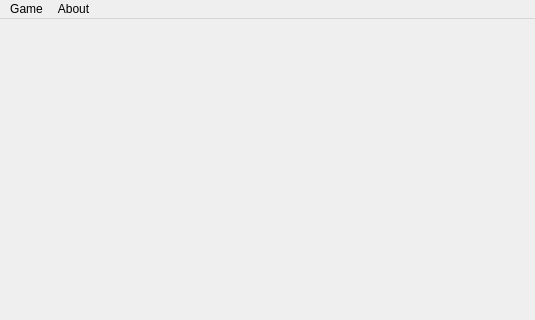
Before: the Qt Designer form src/UserInterface/UserInterface.ui in theodor96/fighting-cars, drawn with Qt 5; both pictures show x 0 to 535 and y 0 to 320 of the 650 by 650 pixel window.
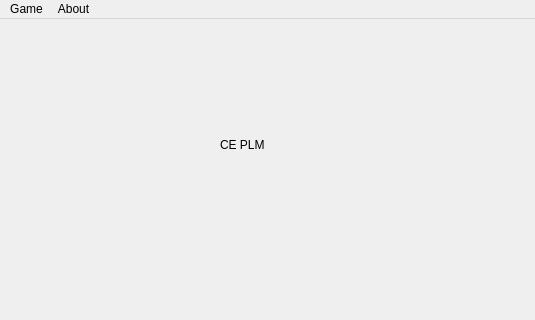
After: the same form once the commit is applied. Icons and pictures are not drawn.

```diff
--- a/src/UserInterface/UserInterface.ui
+++ b/src/UserInterface/UserInterface.ui
@@ -13,7 +13,21 @@
   <property name="windowTitle">
    <string>FightingCars</string>
   </property>
-  <widget class="QWidget" name="mWidget"/>
+  <widget class="QWidget" name="mWidget">
+   <widget class="QLabel" name="label">
+    <property name="geometry">
+     <rect>
+      <x>220</x>
+      <y>100</y>
+      <width>151</width>
+      <height>51</height>
+     </rect>
+    </property>
+    <property name="text">
+     <string>CE PLM</string>
+    </property>
+   </widget>
+  </widget>
   <widget class="QMenuBar" name="mMenuBar">
    <property name="geometry">
     <rect>
```
Left out of the diff: 10 changed lines with no effect on the pictures.
